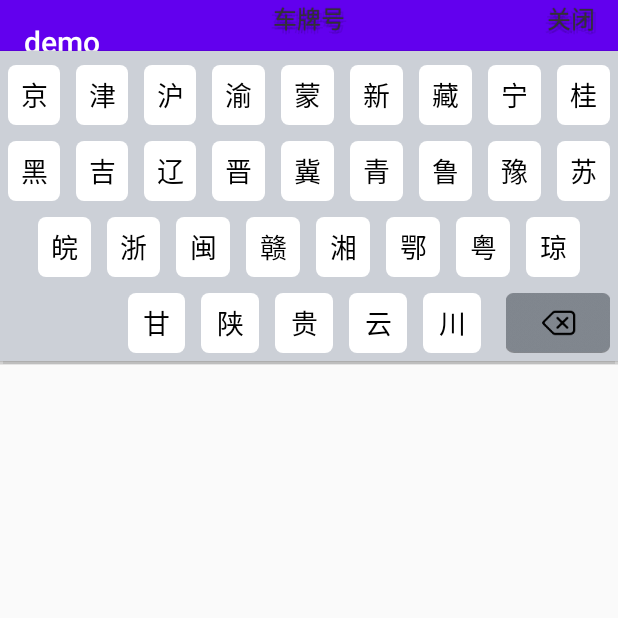
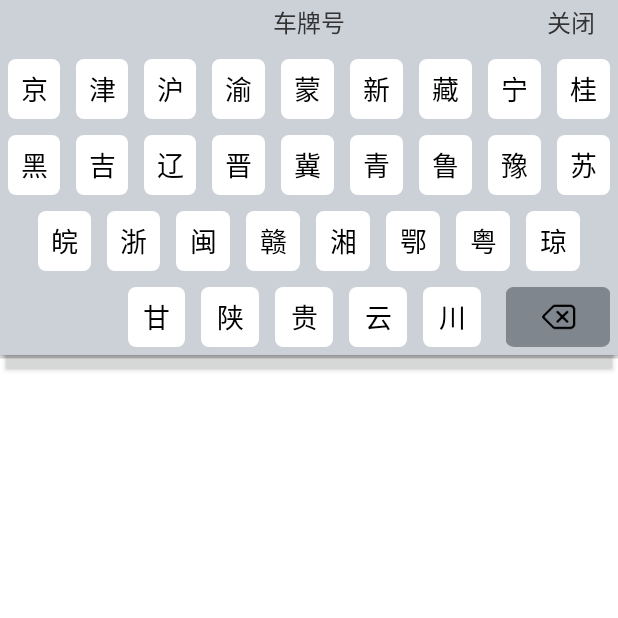
Before and after one commit to zhaopanlong/plateNum, an Android app: the screen it shows after launch (MainActivity), after a tap on an icon or button, on a phone screen of 412 x 824 dp, the top half of it. Run offline under Robolectric (Android 15) with nearby library versions, the phone set to English and light mode, and no system bars.

Commit message:
修改车牌键盘标题背景

```diff
--- a/demo/src/main/res/layout/activity_main.xml
+++ b/demo/src/main/res/layout/activity_main.xml
@@ -5,6 +5,7 @@
     android:layout_width="match_parent"
     android:layout_height="match_parent"
     android:orientation="vertical"
+    android:background="@color/colorWhite"
     tools:context=".MainActivity">
 
 <com.zhaopanlong.platenum.PlateNumView
@@ -23,4 +24,10 @@
         android:onClick="clearPlate"
         />
 
+    <Button
+        android:layout_width="match_parent"
+        android:layout_height="wrap_content"
+        android:text="@string/app_name"
+        />
+
 </LinearLayout>
--- a/plateNumLib/src/main/res/layout/keyboard_layout.xml
+++ b/plateNumLib/src/main/res/layout/keyboard_layout.xml
@@ -7,9 +7,9 @@
 
     <RelativeLayout
         android:layout_width="match_parent"
-        android:layout_height="wrap_content"
+        android:layout_height="30dp"
         android:paddingLeft="15dp"
-        android:layout_marginBottom="10dp"
+        android:background="@color/colorKeyboardBg"
         android:paddingRight="15dp">
 
         <TextView
@@ -26,6 +26,7 @@
             android:layout_height="wrap_content"
             android:layout_alignParentRight="true"
             android:text="关闭"
+            android:layout_centerVertical="true"
             android:textSize="16dp"
             android:textColor="#333" />
     </RelativeLayout>
```
